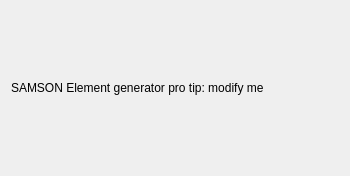
1A-OneAngstrom/SAMSON-Developer-Tutorials, file EXYZExporter/form/SEEXYZExporterGUI.ui: the form before one commit.
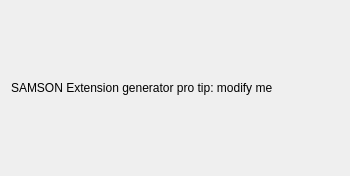
The form after the commit.

Commit message: Updates for SAMSON SDK 2.0.0

```diff
--- a/EXYZExporter/form/SEEXYZExporterGUI.ui
+++ b/EXYZExporter/form/SEEXYZExporterGUI.ui
@@ -41,7 +41,7 @@
       </size>
      </property>
      <property name="text">
-      <string>SAMSON Element generator pro tip: modify me</string>
+      <string>SAMSON Extension generator pro tip: modify me</string>
      </property>
     </widget>
    </item>
```
The commit also changes 102 other files.
